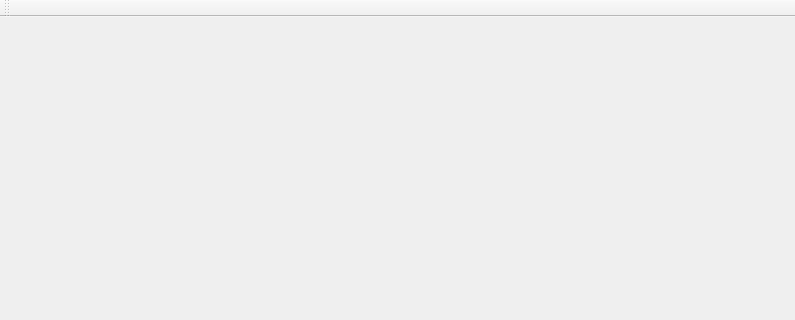
First picture: the form in mainwindow.ui, repository aITy/24hoursRace, before the edit; both pictures show x 0 to 795 and y 0 to 320 of the 795 by 650 pixel window.
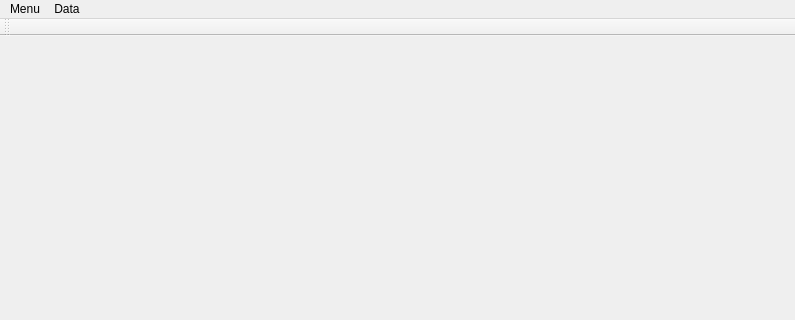
Second picture: the form after the edit.

```diff
--- a/mainwindow.ui
+++ b/mainwindow.ui
@@ -35,6 +35,19 @@
      <height>21</height>
     </rect>
    </property>
+   <widget class="QMenu" name="menuMenu">
+    <property name="title">
+     <string>Menu</string>
+    </property>
+    <addaction name="action_Start"/>
+   </widget>
+   <widget class="QMenu" name="menuData">
+    <property name="title">
+     <string>Data</string>
+    </property>
+   </widget>
+   <addaction name="menuMenu"/>
+   <addaction name="menuData"/>
   </widget>
   <widget class="QToolBar" name="mainToolBar">
    <attribute name="toolBarArea">
```
Left out of the diff: 5 changed lines with no effect on the pictures.
